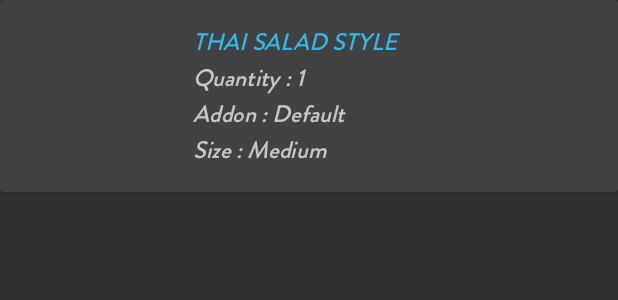
After one commit to ashishKapoor2409/Foodie-Express-Server, an Android app: the layout layout_order_detail_item.xml on its own in the app's theme, with its tools: preview values and no code run, on a phone screen of 412 x 824 dp. The commit adds this screen. Shown: the top 300 px of the screen. Run offline under Robolectric (Android 15) with nearby library versions, the phone set to English and light mode, and no system bars.

Commit message:
Show Order Detail

```diff
--- /dev/null
+++ b/app/src/main/res/layout/layout_order_detail_item.xml
@@ -0,0 +1,69 @@
+<?xml version="1.0" encoding="utf-8"?>
+<androidx.cardview.widget.CardView xmlns:android="http://schemas.android.com/apk/res/android"
+    android:orientation="vertical"
+    android:layout_width="match_parent"
+    android:layout_height="wrap_content">
+
+    <LinearLayout
+        android:layout_width="match_parent"
+        android:layout_height="wrap_content"
+        android:paddingTop="16dp"
+        android:paddingBottom="16dp"
+        android:weightSum="10"
+        android:orientation="horizontal">
+
+
+        <ImageView
+            android:layout_width="0dp"
+            android:layout_height="match_parent"
+            android:layout_weight="3"
+            android:scaleType="fitXY"
+            android:id="@+id/img_food_image"/>
+
+    <LinearLayout
+        android:layout_width="0dp"
+        android:layout_marginLeft="8dp"
+        android:layout_weight="7"
+        android:layout_height="wrap_content"
+        android:orientation="vertical">
+
+        <TextView
+            android:layout_width="match_parent"
+            android:layout_height="wrap_content"
+            android:id="@+id/txt_food_name"
+            android:text="THAI SALAD STYLE"
+            android:textColor="@android:color/holo_blue_light"
+            android:fontFamily="@font/brandon_medium"
+            android:textStyle="italic"
+            android:textSize="16sp"/>
+
+        <TextView
+            android:layout_width="match_parent"
+            android:layout_height="wrap_content"
+            android:id="@+id/txt_food_quantity"
+            android:text="Quantity : 1"
+            android:fontFamily="@font/brandon_medium"
+            android:textStyle="italic"
+            android:textSize="16sp"/>
+
+        <TextView
+            android:layout_width="match_parent"
+            android:layout_height="wrap_content"
+            android:id="@+id/txt_food_addon"
+            android:text="Addon : Default"
+            android:fontFamily="@font/brandon_medium"
+            android:textStyle="italic"
+            android:textSize="16sp"/>
+
+        <TextView
+            android:layout_width="match_parent"
+            android:layout_height="wrap_content"
+            android:id="@+id/txt_food_size"
+            android:text="Size : Medium"
+            android:fontFamily="@font/brandon_medium"
+            android:textStyle="italic"
+            android:textSize="16sp"/>
+    </LinearLayout>
+    </LinearLayout>
+
+</androidx.cardview.widget.CardView>
```
Also changed, not shown: app/src/main/java/com/example/android/foodieexpressserver/adapter/MyOrderAdapter.kt (+54 -1 lines), app/src/main/java/com/example/android/foodieexpressserver/adapter/MyOrderDetailAdapter.kt (added, +82 -0 lines), app/src/main/res/layout/layout_dialog_order_detail.xml (added, +49 -0 lines).
